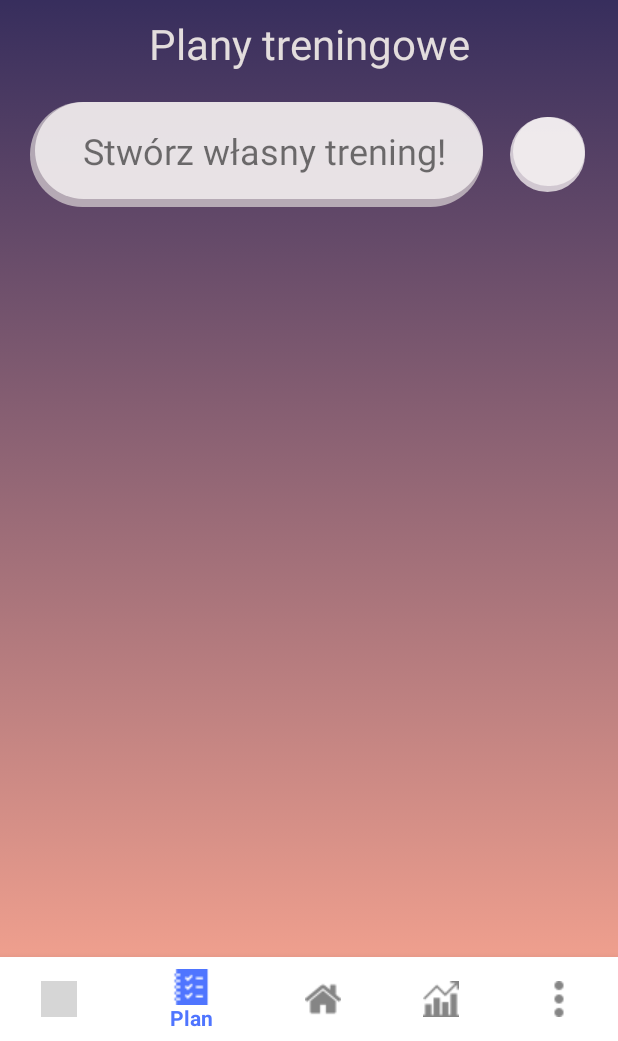
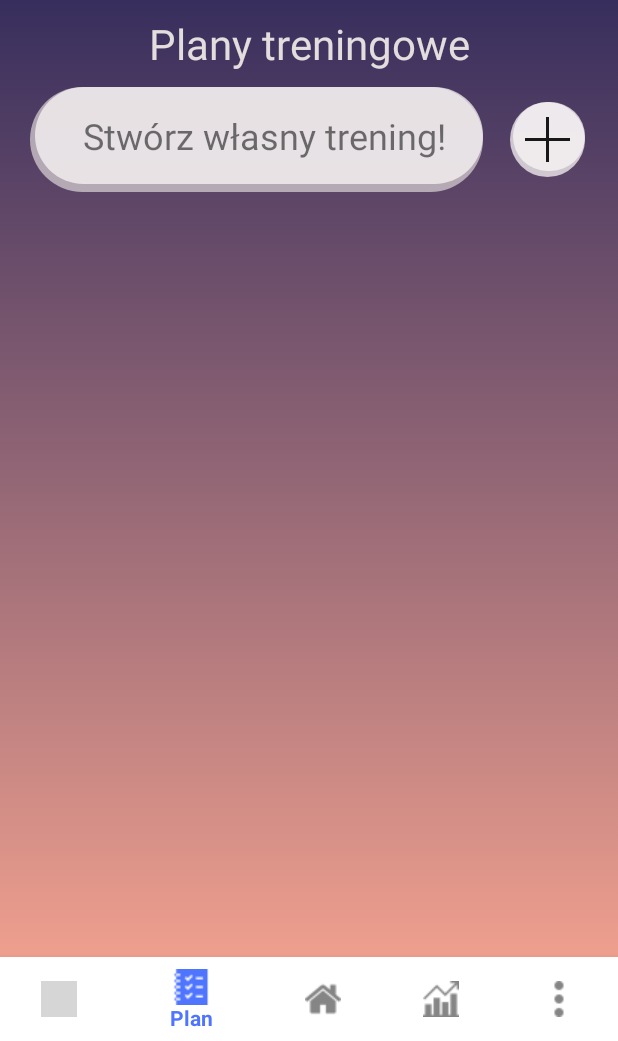
Before and after one commit to pfajfermaciej/KobiFit, an Android app: the TrainingPlan screen opened through its navigation route, on a phone screen of 412 x 824 dp, the part 195-1236 px from its top. Run offline under Robolectric (Android 15) with nearby library versions, the phone set to English and light mode, and no system bars; our stand-ins replace navigation-ui; Roboto replaces fonts that are not available here; grey boxes are pictures that could not be loaded.

Commit message:
Creating adapter to training plan list

```diff
--- /dev/null
+++ b/app/src/main/java/com/example/kobifit/TrainingList.kt
@@ -0,0 +1,4 @@
+package com.example.kobifit
+
+class TrainingList {
+}
--- a/app/src/main/res/layout/fragment_training_plan.xml
+++ b/app/src/main/res/layout/fragment_training_plan.xml
@@ -49,26 +49,20 @@
         app:layout_constraintStart_toStartOf="parent"
         app:layout_constraintTop_toBottomOf="@+id/imgLogo"/>
 
-    <ScrollView
-        android:layout_width="0dp"
-        android:layout_height="0dp"
-        android:layout_marginTop="10dp"
-        app:layout_constraintBottom_toBottomOf="parent"
+    <RelativeLayout
+        android:id="@+id/relativeLayout"
+        android:layout_width="match_parent"
+        android:layout_height="wrap_content"
+        android:layout_margin="10dp"
         app:layout_constraintEnd_toEndOf="parent"
-        app:layout_constraintHorizontal_bias="0.0"
         app:layout_constraintStart_toStartOf="parent"
         app:layout_constraintTop_toBottomOf="@+id/textPlanyTreningowe">
 
         <RelativeLayout
             android:layout_width="match_parent"
-            android:layout_height="wrap_content"
-            android:layout_margin="10dp">
-
-            <RelativeLayout
-                android:layout_width="match_parent"
             android:layout_height="70dp"
-                android:layout_marginRight="80dp"
-                android:layout_marginLeft="10dp">
+            android:layout_marginLeft="10dp"
+            android:layout_marginRight="80dp">
 
             <ImageView
                 android:layout_width="match_parent"
@@ -97,12 +91,14 @@
                 <TextView
                     android:layout_width="match_parent"
                     android:layout_height="20dp"
-                        android:text="Stwórz własny trening!"
+                    android:layout_weight="1"
                     android:gravity="center"
                     android:paddingBottom="5dp"
-                        android:textSize="24sp"
-                        android:layout_weight="1">
+                    android:text="Stwórz własny trening!"
+                    android:textSize="24sp">
+
                 </TextView>
+
 
             </LinearLayout>
 
@@ -131,11 +127,30 @@
 
             </ImageView>
 
+            <ImageView
+                android:layout_width="match_parent"
+                android:layout_height="match_parent"
+                android:alpha="0.9"
+                android:padding="10dp"
+                android:src="@drawable/training_list_plus">
+
+            </ImageView>
+
         </RelativeLayout>
 
     </RelativeLayout>
 
-    </ScrollView>
+    <ListView
+        android:id="@+id/training_list"
+        android:layout_width="match_parent"
+        android:layout_height="0dp"
+        android:layout_marginTop="10dp"
+        app:layout_constraintBottom_toBottomOf="parent"
+        app:layout_constraintEnd_toEndOf="parent"
+        app:layout_constraintStart_toStartOf="parent"
+        app:layout_constraintTop_toBottomOf="@+id/relativeLayout">
+
+    </ListView>
 
 
 </androidx.constraintlayout.widget.ConstraintLayout>
```
Also changed, not shown: app/src/main/java/com/example/kobifit/TrainingListAdapter.kt (added, +23 -0 lines), app/src/main/res/layout/training_list.xml (added, +97 -0 lines), app/src/main/res/drawable/training_list_edit.png (added), app/src/main/res/drawable/training_list_plus.png (added). Lines whose indentation alone changed are shown as unchanged.
